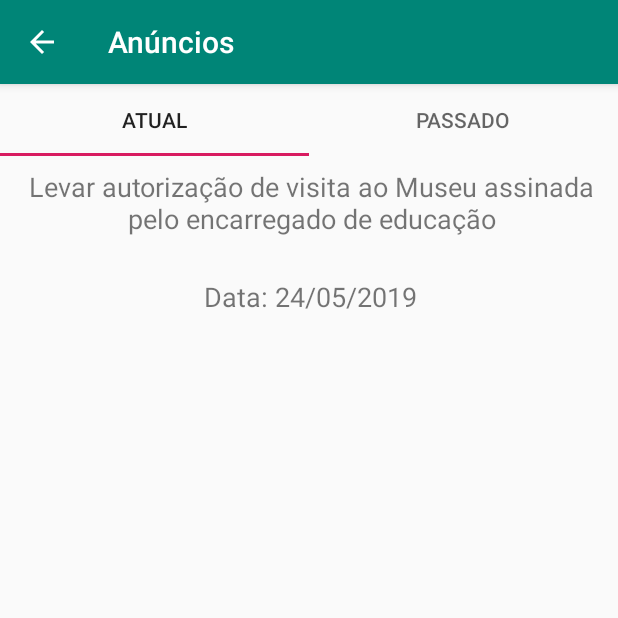
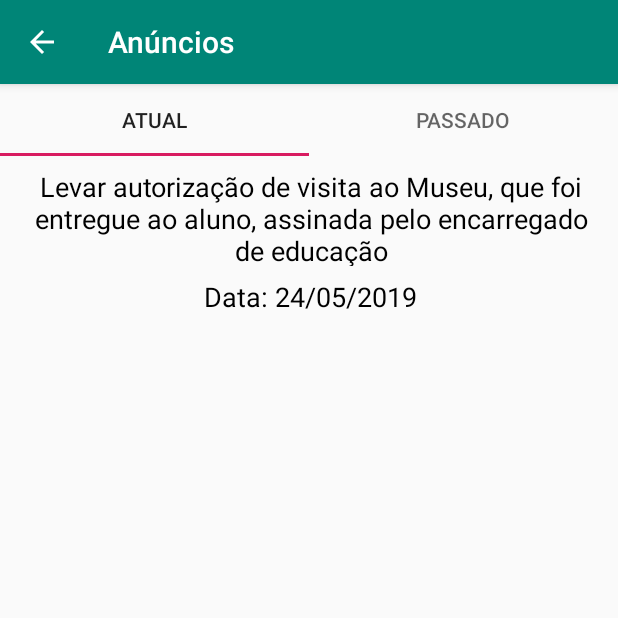
Before and after one commit to jcoelh0/IHC-AEEB, an Android app: the Anuncios screen opened directly, with no data from a screen before it, on a phone screen of 412 x 824 dp, the top half of it. Run offline under Robolectric (Android 15) with nearby library versions, the phone set to English and light mode, and no system bars; 3 statements that could not run were skipped.

Commit message:
update getting new anuncio (with errors reading the date)

```diff
--- a/app/src/main/java/com/example/myapplication/Anuncios.java
+++ b/app/src/main/java/com/example/myapplication/Anuncios.java
@@ -6,13 +6,15 @@ import android.os.Bundle;
 import android.view.Menu;
 import android.view.MenuItem;
 import android.widget.TextView;
+import java.util.Date;
 
 import java.util.ArrayList;
 
 public class Anuncios extends AppCompatActivity {
 
     boolean tipoUsuario = MainActivity.getTipoUsuario();
-    private static String[] arrayNovoAnuncio = new String[3];
+    String strNovoAnuncio = Anuncios_Add.getStrNovoAnuncio();
+    Date dataNovoAnuncio = Anuncios_Add.getDataNovoAnuncio();
 
     @Override
     protected void onCreate(Bundle savedInstanceState) {
@@ -20,14 +22,26 @@ public class Anuncios extends AppCompatActivity {
         setContentView(R.layout.activity_anuncios);
 
         //ArrayList<String[]> arrayAnuncios = new ArrayList<String[]>();
-        //arrayAnuncios.add(new String[]{"Levar autorização de visita ao Museu assinada","Na data especificada será feita uma visita ao Museu da cidade e para que o seu educando possa ir é preciso trazaer a autorização assinada.","yyyy/MM/dd"});
+        //arrayAnuncios.add(new String[]{anuncio1.setText("Levar autorização de visita ao Museu, que foi entregue ao aluno, assinada pelo encarregado de educação");,"Data: 24/05/2019"});
 
 
         TextView anuncio1 = (TextView) findViewById(R.id.textView4);
         TextView dataAnuncio1 = (TextView) findViewById(R.id.textView5);
+        TextView anuncio2 = (TextView) findViewById(R.id.textView6);
+        TextView dataAnuncio2 = (TextView) findViewById(R.id.textView7);
+        TextView anuncio3 = (TextView) findViewById(R.id.textView8);
+        TextView dataAnuncio3 = (TextView) findViewById(R.id.textView9);
+        TextView anuncio4 = (TextView) findViewById(R.id.textView10);
+        TextView dataAnuncio4 = (TextView) findViewById(R.id.textView11);
 
-        anuncio1.setText("Levar autorização de visita ao Museu assinada pelo encarregado de educação");
+        anuncio1.setText("Levar autorização de visita ao Museu, que foi entregue ao aluno, assinada pelo encarregado de educação");
         dataAnuncio1.setText("Data: 24/05/2019");
+
+        anuncio2.setText(strNovoAnuncio);
+        dataAnuncio2.setText(dataNovoAnuncio);
+
+
+
     }
 
     @Override
--- a/app/src/main/res/layout/activity_anuncios.xml
+++ b/app/src/main/res/layout/activity_anuncios.xml
@@ -5,6 +5,101 @@
     android:layout_width="match_parent"
     android:layout_height="match_parent"
     tools:context=".Anuncios">
+
+    <TextView
+        android:id="@+id/textView10"
+        android:layout_width="380dp"
+        android:layout_height="65dp"
+        android:layout_marginStart="8dp"
+        android:layout_marginTop="40dp"
+        android:layout_marginEnd="8dp"
+        android:text="@string/anuncio1"
+        android:textAlignment="center"
+        android:textColor="#000000"
+        android:textSize="18sp"
+        app:layout_constraintEnd_toEndOf="@+id/textView5"
+        app:layout_constraintHorizontal_bias="0.562"
+        app:layout_constraintStart_toStartOf="@+id/textView5"
+        app:layout_constraintTop_toBottomOf="@+id/textView9" />
+
+    <TextView
+        android:id="@+id/textView11"
+        android:layout_width="380dp"
+        android:layout_height="wrap_content"
+        android:layout_marginStart="8dp"
+        android:layout_marginTop="8dp"
+        android:layout_marginEnd="8dp"
+        android:text="@string/dataAnuncio1"
+        android:textAlignment="center"
+        android:textColor="#000000"
+        android:textSize="18sp"
+        app:layout_constraintEnd_toEndOf="parent"
+        app:layout_constraintHorizontal_bias="0.466"
+        app:layout_constraintStart_toStartOf="parent"
+        app:layout_constraintTop_toBottomOf="@+id/textView10" />
+
+    <TextView
+        android:id="@+id/textView8"
+        android:layout_width="380dp"
+        android:layout_height="65dp"
+        android:layout_marginStart="8dp"
+        android:layout_marginTop="40dp"
+        android:layout_marginEnd="8dp"
+        android:text="@string/anuncio1"
+        android:textAlignment="center"
+        android:textColor="#000000"
+        android:textSize="18sp"
+        app:layout_constraintEnd_toEndOf="@+id/textView5"
+        app:layout_constraintStart_toStartOf="@+id/textView5"
+        app:layout_constraintTop_toBottomOf="@+id/textView7" />
+
+    <TextView
+        android:id="@+id/textView9"
+        android:layout_width="380dp"
+        android:layout_height="wrap_content"
+        android:layout_marginStart="8dp"
+        android:layout_marginTop="8dp"
+        android:layout_marginEnd="8dp"
+        android:text="@string/dataAnuncio1"
+        android:textAlignment="center"
+        android:textColor="#000000"
+        android:textSize="18sp"
+        app:layout_constraintEnd_toEndOf="parent"
+        app:layout_constraintHorizontal_bias="0.466"
+        app:layout_constraintStart_toStartOf="parent"
+        app:layout_constraintTop_toBottomOf="@+id/textView8" />
+
+    <TextView
+        android:id="@+id/textView7"
+        android:layout_width="380dp"
+        android:layout_height="wrap_content"
+        android:layout_marginStart="8dp"
+        android:layout_marginTop="8dp"
+        android:layout_marginEnd="8dp"
+        android:text="@string/dataAnuncio1"
+        android:textAlignment="center"
+        android:textColor="#000000"
+        android:textSize="18sp"
+        app:layout_constraintEnd_toEndOf="parent"
+        app:layout_constraintHorizontal_bias="0.466"
+        app:layout_constraintStart_toStartOf="parent"
+        app:layout_constraintTop_toBottomOf="@+id/textView6" />
+
+    <TextView
+        android:id="@+id/textView6"
+        android:layout_width="380dp"
+        android:layout_height="65dp"
+        android:layout_marginStart="8dp"
+        android:layout_marginTop="40dp"
+        android:layout_marginEnd="8dp"
+        android:text="@string/anuncio1"
+        android:textAlignment="center"
+        android:textColor="#000000"
+        android:textSize="18sp"
+        app:layout_constraintEnd_toEndOf="@+id/textView5"
+        app:layout_constraintHorizontal_bias="0.562"
+        app:layout_constraintStart_toStartOf="@+id/textView5"
+        app:layout_constraintTop_toBottomOf="@+id/textView5" />
 
     <android.support.design.widget.TabLayout
         android:id="@+id/tabLayout"
@@ -35,6 +130,7 @@
         android:layout_marginEnd="8dp"
         android:text="@string/anuncio1"
         android:textAlignment="center"
+        android:textColor="#000000"
         android:textSize="18sp"
         app:layout_constraintEnd_toEndOf="@+id/textView5"
         app:layout_constraintHorizontal_bias="0.466"
@@ -48,15 +144,13 @@
         android:layout_marginStart="8dp"
         android:layout_marginTop="8dp"
         android:layout_marginEnd="8dp"
-        android:layout_marginBottom="8dp"
         android:text="@string/dataAnuncio1"
         android:textAlignment="center"
+        android:textColor="#000000"
         android:textSize="18sp"
-        app:layout_constraintBottom_toBottomOf="parent"
         app:layout_constraintEnd_toEndOf="parent"
         app:layout_constraintHorizontal_bias="0.533"
         app:layout_constraintStart_toStartOf="parent"
-        app:layout_constraintTop_toBottomOf="@+id/textView4"
-        app:layout_constraintVertical_bias="0.0" />
+        app:layout_constraintTop_toBottomOf="@+id/textView4" />
 
 </android.support.constraint.ConstraintLayout>
--- a/app/src/main/res/values/strings.xml
+++ b/app/src/main/res/values/strings.xml
@@ -30,6 +30,6 @@
     <string name="descriçao">Descrição</string>
     <string name="descri_o">Descrição</string>
     <string name="atividade">Atividade</string>
-    <string name="anuncio1">TextView</string>
-    <string name="dataAnuncio1">TextView</string>
+    <string name="anuncio1"></string>
+    <string name="dataAnuncio1"></string>
 </resources>
```
Also changed, not shown: app/src/main/java/com/example/myapplication/anuncios_add.java (+45 -0 lines), app/src/main/res/layout/activity_anuncios_add.xml (+7 -25 lines).
